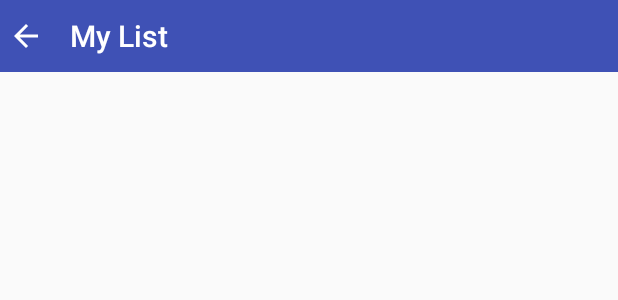
After one commit to anonymous11261995/project, an Android app: the layout fragment_product.xml on its own in the app's theme, with its tools: preview values and no code run, on a phone screen of 412 x 824 dp. The commit adds this screen. Shown: the top 300 px of the screen. Run offline under Robolectric (Android 15) with nearby library versions, the phone set to English and light mode, and no system bars.

Commit message:
update code

```diff
--- a/app/src/main/java/com/example/myapplication/activity/LoginActivity.java
+++ b/app/src/main/java/com/example/myapplication/activity/LoginActivity.java
@@ -40,7 +40,7 @@ import com.google.firebase.auth.GoogleAuthProvider;
  * Created by TienTruong on 10/6/2018.
  */
 
-public class LoginActivity extends AppCompatActivity implements AppUtil, View.OnClickListener, GoogleApiClient.OnConnectionFailedListener {
+public class LoginActivity extends AppCompatActivity implements View.OnClickListener, GoogleApiClient.OnConnectionFailedListener {
     private static final String TAG = LoginActivity.class.getSimpleName();
     private static final int RC_SIGN_IN = 1126;
     public static GoogleApiClient mGoogleApiClient;
--- a/app/src/main/java/com/example/myapplication/dao/UserDaoImpl.java
+++ b/app/src/main/java/com/example/myapplication/dao/UserDaoImpl.java
@@ -2,13 +2,13 @@ package com.example.myapplication.dao;
 
 import android.content.Context;
 
-import com.example.myapplication.model.GroceryList;
+import com.example.myapplication.model.Grocery;
 
 public class UserDaoImpl extends GenericDaoImpl implements UserDao {
     Context mContext;
 
     public UserDaoImpl(Context context) {
-        super(context, GroceryList.class, "User");
+        super(context, Grocery.class, "User");
         this.mContext = context;
     }
 }
--- a/app/src/main/java/com/example/myapplication/transform/CircleTransform.java
+++ b/app/src/main/java/com/example/myapplication/service/CircleTransform.java
@@ -1,4 +1,4 @@
-package com.example.myapplication.transform;
+package com.example.myapplication.service;
 
 import android.graphics.Bitmap;
 import android.graphics.BitmapShader;
--- /dev/null
+++ b/app/src/main/res/drawable/ic_back_white.xml
@@ -0,0 +1,5 @@
+<vector android:height="24dp" android:tint="#FFFFFF"
+    android:viewportHeight="24.0" android:viewportWidth="24.0"
+    android:width="24dp" xmlns:android="http://schemas.android.com/apk/res/android">
+    <path android:fillColor="#FF000000" android:pathData="M20,11H7.83l5.59,-5.59L12,4l-8,8 8,8 1.41,-1.41L7.83,13H20v-2z"/>
+</vector>
--- a/app/src/main/res/layout/activity_main.xml
+++ b/app/src/main/res/layout/activity_main.xml
@@ -23,7 +23,7 @@
         android:layout_height="match_parent"
         android:layout_gravity="start"
         android:fitsSystemWindows="true"
-        app:headerLayout="@layout/nav_header_main"
+        app:headerLayout="@layout/layout_main_nav_header"
         app:menu="@menu/activity_main_drawer" />
 
 </android.support.v4.widget.DrawerLayout>
--- /dev/null
+++ b/app/src/main/res/layout/fragment_product.xml
@@ -0,0 +1,66 @@
+<?xml version="1.0" encoding="utf-8"?>
+<LinearLayout xmlns:android="http://schemas.android.com/apk/res/android"
+    xmlns:app="http://schemas.android.com/apk/res-auto"
+    android:layout_width="fill_parent"
+    android:layout_height="fill_parent"
+    android:orientation="vertical">
+
+    <android.support.constraint.ConstraintLayout xmlns:android="http://schemas.android.com/apk/res/android"
+        xmlns:app="http://schemas.android.com/apk/res-auto"
+        android:id="@+id/layout_product_header"
+        android:layout_width="fill_parent"
+        android:layout_height="wrap_content"
+        android:background="@color/colorPrimary"
+        android:gravity="center_vertical"
+        android:orientation="horizontal">
+
+        <ImageView
+            android:id="@+id/button_product_header_back"
+            android:layout_width="wrap_content"
+            android:layout_height="wrap_content"
+            android:padding="5dp"
+            android:src="@drawable/ic_back_white"
+            app:layout_constraintBottom_toBottomOf="parent"
+            app:layout_constraintLeft_toLeftOf="parent"
+            app:layout_constraintTop_toTopOf="parent" />
+
+        <TextView
+            android:id="@+id/recipe_detail_header"
+            style="@style/Widget.AppCompat.ActionButton"
+            android:layout_width="wrap_content"
+            android:layout_height="wrap_content"
+            android:text="My List"
+            android:textAppearance="@style/TextAppearance.AppCompat.Widget.ActionBar.Title"
+            android:textColor="#FFFF"
+            app:layout_constraintLeft_toRightOf="@+id/button_product_header_back"
+
+            />
+
+        <!--<ImageView-->
+            <!--android:id="@+id/recipe_detail_menu"-->
+            <!--android:layout_width="wrap_content"-->
+            <!--android:layout_height="wrap_content"-->
+            <!--android:layout_marginEnd="5dp"-->
+            <!--android:layout_marginTop="10dp"-->
+            <!--android:background="@drawable/ic_option"-->
+            <!--app:layout_constraintEnd_toEndOf="parent"-->
+            <!--app:layout_constraintTop_toTopOf="parent" />-->
+
+    </android.support.constraint.ConstraintLayout>
+
+    <android.support.v7.widget.RecyclerView
+        android:id="@+id/recipe_detail_recycler_view"
+        android:layout_width="fill_parent"
+        android:layout_height="0dp"
+        android:layout_marginBottom="10dp"
+        android:layout_weight="1.0"
+        android:divider="@null"
+        android:footerDividersEnabled="false"
+        android:headerDividersEnabled="false"
+        android:paddingLeft="@dimen/activity_horizontal_margin"
+        android:paddingRight="@dimen/activity_horizontal_margin"
+        android:paddingTop="@dimen/activity_vertical_margin" />
+
+
+
+</LinearLayout>
```
Also changed, not shown: app/src/main/java/com/example/myapplication/activity/GroceryFragment.java (renamed from app/src/main/java/com/example/myapplication/activity/GroceryListFragment.java, +18 -41 lines), app/src/main/java/com/example/myapplication/activity/MainActivity.java (+6 -7 lines), app/src/main/java/com/example/myapplication/adapter/GroceryAdapter.java (renamed from app/src/main/java/com/example/myapplication/adapter/GroceryListAdapter.java, +5 -5 lines), app/src/main/java/com/example/myapplication/dao/GroceryDao.java (+5 -2 lines), app/src/main/java/com/example/myapplication/dao/GroceryDaoImpl.java (+14 -4 lines), app/src/main/java/com/example/myapplication/model/Grocery.java (renamed from app/src/main/java/com/example/myapplication/model/GroceryList.java, +7 -7 lines), app/src/main/java/com/example/myapplication/model/Product.java (added, +53 -0 lines), app/src/main/java/com/example/myapplication/service/GenericService.java (added, +11 -0 lines), app/src/main/java/com/example/myapplication/service/GroceryService.java (added, +42 -0 lines), app/src/main/java/com/example/myapplication/utils/AppUtil.java (+19 -1 lines), app/src/main/res/layout/layout_main_nav_header.xml (renamed from app/src/main/res/layout/nav_header_main.xml).
